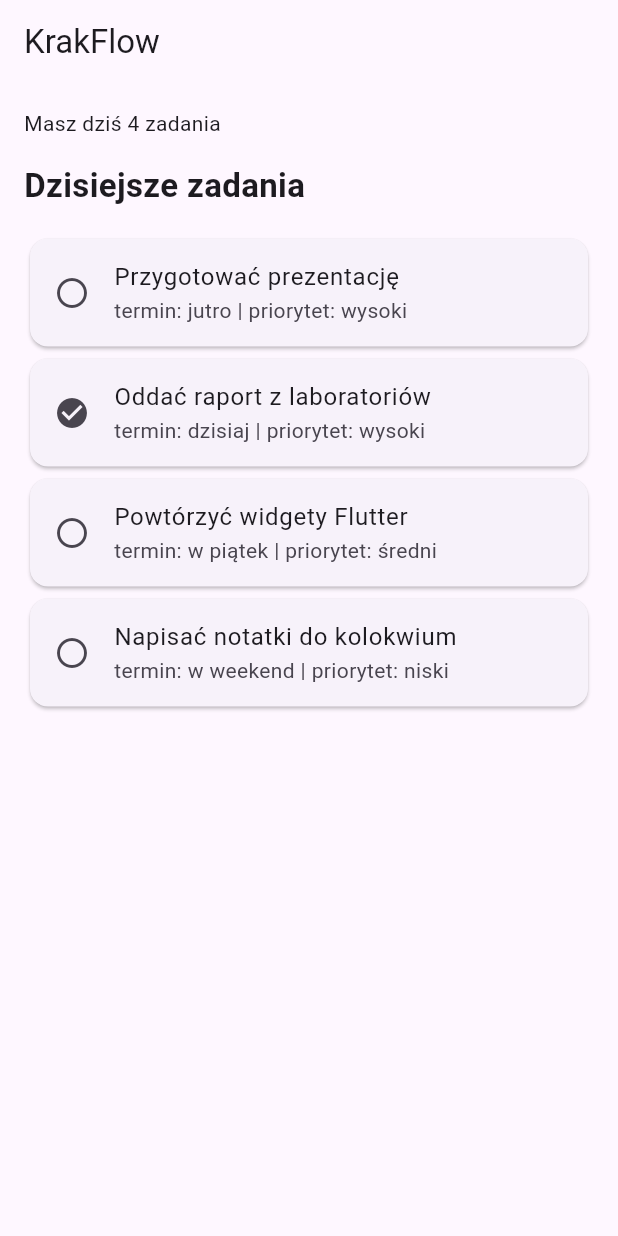
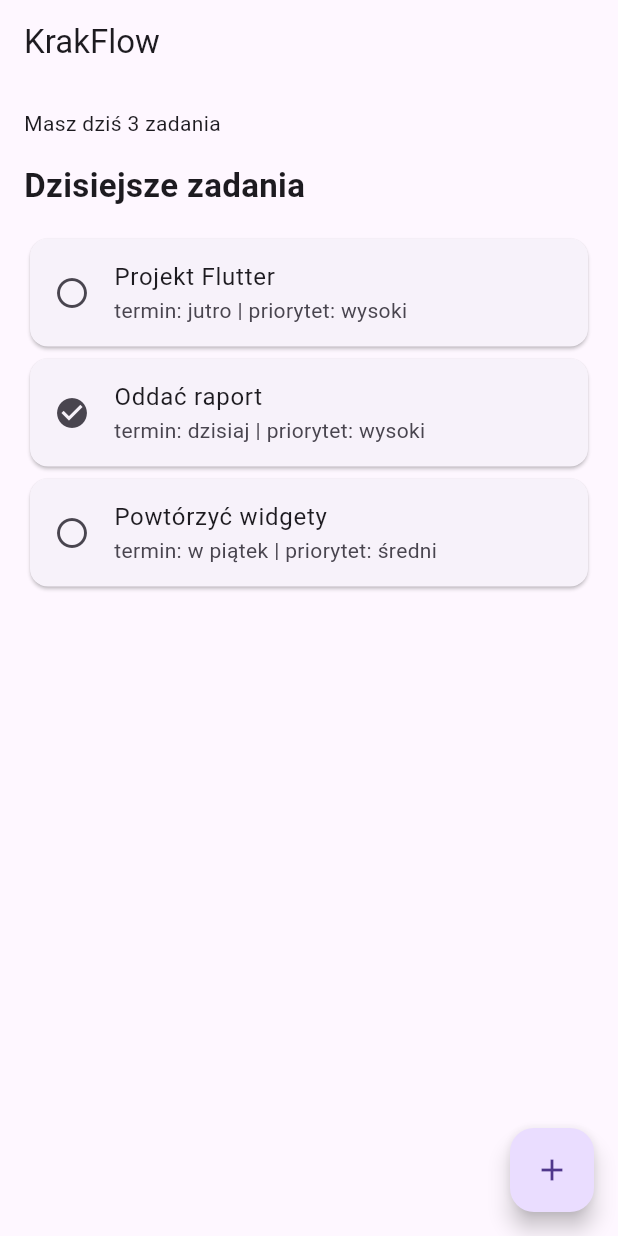
Before and after one commit to OGRuby/Flutter, a Flutter app: the screen it shows after launch, on a phone screen of 412 x 824 dp. Run offline on Flutter 3.47's test engine with Material 3 defaults, Android fonts, the phone set to English and light mode, and no system bars.

Commit message:
lab 5 - krakflow navigation and add task screen

```diff
--- a/lib/main.dart
+++ b/lib/main.dart
@@ -1,28 +1,39 @@
 import 'package:flutter/material.dart';
+import 'task_repository.dart';
 
 void main() {
   runApp(MyApp());
 }
 
 class MyApp extends StatelessWidget {
-  final List<Task> tasks = [
-    Task(title: "Przygotować prezentację", deadline: "jutro", done: false, priority: "wysoki"),
-    Task(title: "Oddać raport z laboratoriów", deadline: "dzisiaj", done: true, priority: "wysoki"),
-    Task(title: "Powtórzyć widgety Flutter", deadline: "w piątek", done: false, priority: "średni"),
-    Task(title: "Napisać notatki do kolokwium", deadline: "w weekend", done: false, priority: "niski"),
-  ];
+  const MyApp({super.key});
 
   @override
   Widget build(BuildContext context) {
     return MaterialApp(
-      home: Scaffold(
+      home: HomeScreen(),
+    );
+  }
+}
+
+class HomeScreen extends StatefulWidget {
+  const HomeScreen({super.key});
+
+  @override
+  State<HomeScreen> createState() => _HomeScreenState();
+}
+
+class _HomeScreenState extends State<HomeScreen> {
+  @override
+  Widget build(BuildContext context) {
+    return Scaffold(
       appBar: AppBar(title: Text("KrakFlow")),
       body: Padding(
         padding: EdgeInsets.all(16),
         child: Column(
           crossAxisAlignment: CrossAxisAlignment.start,
           children: [
-              Text("Masz dziś ${tasks.length} zadania"),
+            Text("Masz dziś ${TaskRepository.tasks.length} zadania"),
             SizedBox(height: 16),
             Text(
               "Dzisiejsze zadania",
@@ -31,13 +42,16 @@ class MyApp extends StatelessWidget {
             SizedBox(height: 16),
             Expanded(
               child: ListView.builder(
-                  itemCount: tasks.length,
+                itemCount: TaskRepository.tasks.length,
                 itemBuilder: (context, index) {
-                    final task = tasks[index];
+                  final task = TaskRepository.tasks[index];
                   return TaskCard(
                     title: task.title,
-                      subtitle: "termin: ${task.deadline} | priorytet: ${task.priority}",
-                      icon: task.done ? Icons.check_circle : Icons.radio_button_unchecked,
+                    subtitle:
+                    "termin: ${task.deadline} | priorytet: ${task.priority}",
+                    icon: task.done
+                        ? Icons.check_circle
+                        : Icons.radio_button_unchecked,
                   );
                 },
               ),
@@ -45,24 +59,28 @@ class MyApp extends StatelessWidget {
           ],
         ),
       ),
+      floatingActionButton: FloatingActionButton(
+        onPressed: () async {
+          final Task? newTask = await Navigator.push(
+            context,
+            MaterialPageRoute(
+              builder: (context) => AddTaskScreen(),
+            ),
+          );
+
+          if (newTask != null) {
+            setState(() {
+              TaskRepository.tasks.add(newTask);
+            });
+          }
+        },
+        child: Icon(Icons.add),
       ),
     );
   }
 }
 
-class Task {
-  final String title;
-  final String deadline;
-  final bool done;
-  final String priority;
 
-  Task({
-    required this.title,
-    required this.deadline,
-    required this.done,
-    required this.priority,
-  });
-}
 
 class TaskCard extends StatelessWidget {
   final String title;
@@ -87,3 +105,66 @@ class TaskCard extends StatelessWidget {
     );
   }
 }
+
+
+
+class AddTaskScreen extends StatelessWidget {
+  AddTaskScreen({super.key});
+
+  final TextEditingController titleController = TextEditingController();
+  final TextEditingController deadlineController = TextEditingController();
+  final TextEditingController priorityController = TextEditingController();
+
+  @override
+  Widget build(BuildContext context) {
+    return Scaffold(
+      appBar: AppBar(
+        title: Text("Nowe zadanie"),
+      ),
+      body: Padding(
+        padding: EdgeInsets.all(16),
+        child: Column(
+          children: [
+            TextField(
+              controller: titleController,
+              decoration: InputDecoration(
+                labelText: "Tytuł",
+                border: OutlineInputBorder(),
+              ),
+            ),
+            SizedBox(height: 16),
+            TextField(
+              controller: deadlineController,
+              decoration: InputDecoration(
+                labelText: "Termin",
+                border: OutlineInputBorder(),
+              ),
+            ),
+            SizedBox(height: 16),
+            TextField(
+              controller: priorityController,
+              decoration: InputDecoration(
+                labelText: "Priorytet",
+                border: OutlineInputBorder(),
+              ),
+            ),
+            SizedBox(height: 20),
+            ElevatedButton(
+              onPressed: () {
+                final newTask = Task(
+                  title: titleController.text,
+                  deadline: deadlineController.text,
+                  done: false,
+                  priority: priorityController.text,
+                );
+
+                Navigator.pop(context, newTask);
+              },
+              child: Text("Zapisz"),
+            ),
+          ],
+        ),
+      ),
+    );
+  }
+}
--- a/lib/task_repository.dart
+++ b/lib/task_repository.dart
@@ -0,0 +1,33 @@
+class Task {
+  final String title;
+  final String deadline;
+  final bool done;
+  final String priority;
+
+  Task({
+    required this.title,
+    required this.deadline,
+    required this.done,
+    required this.priority,
+  });
+}
+
+class TaskRepository {
+  static List<Task> tasks = [
+    Task(
+        title: "Projekt Flutter",
+        deadline: "jutro",
+        done: false,
+        priority: "wysoki"),
+    Task(
+        title: "Oddać raport",
+        deadline: "dzisiaj",
+        done: true,
+        priority: "wysoki"),
+    Task(
+        title: "Powtórzyć widgety",
+        deadline: "w piątek",
+        done: false,
+        priority: "średni"),
+  ];
+}
```
Lines whose indentation alone changed are shown as unchanged.
